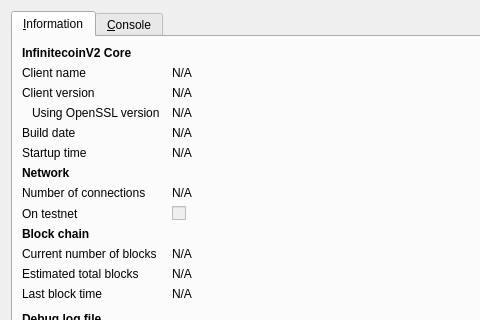
Above: src/qt/forms/rpcconsole.ui from Sudo23/Infinitecoin-V2 before the change; both pictures show x 0 to 480 and y 0 to 320 of the 740 by 450 pixel window. Below: the same form after it.
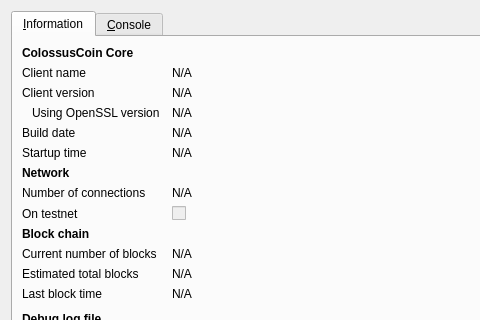
That is the form after the change. Icons and pictures are not drawn.

```diff
--- a/src/qt/forms/rpcconsole.ui
+++ b/src/qt/forms/rpcconsole.ui
@@ -36,7 +36,7 @@
           </font>
          </property>
          <property name="text">
-          <string>InfinitecoinV2 Core</string>
+          <string>ColossusCoin Core</string>
          </property>
         </widget>
        </item>
```
Left out of the diff: 6 changed lines with no effect on the pictures.
